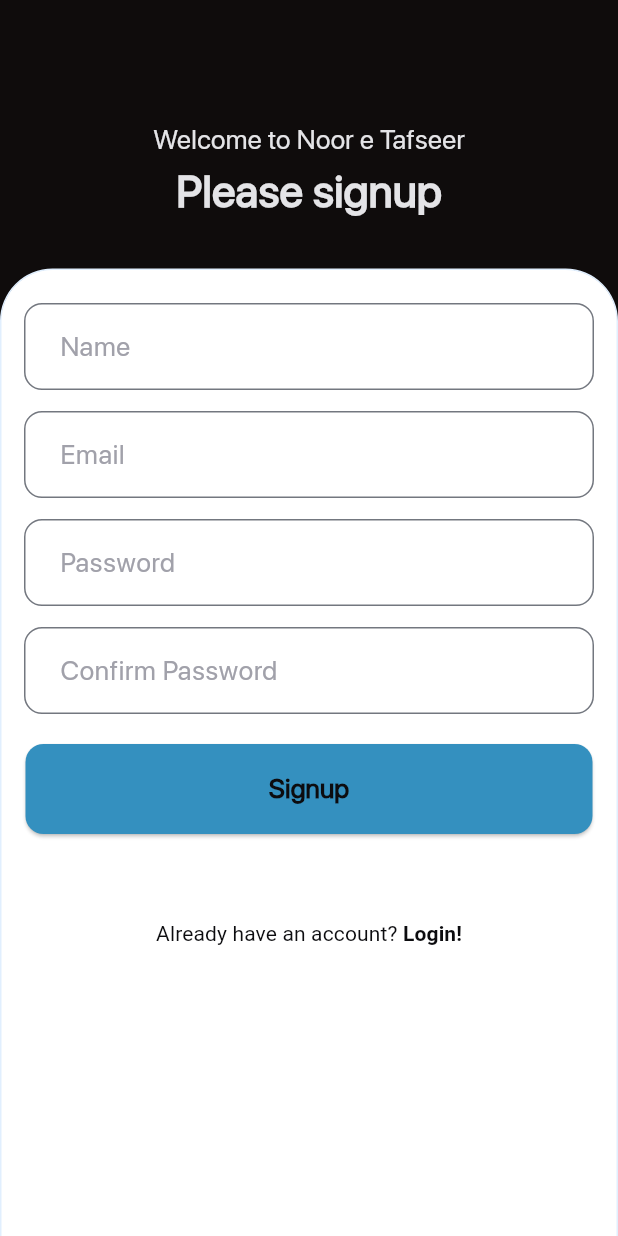
After one commit to umar052001/tryBibleApp, a Flutter app: the RegisterView screen opened by its route, on a phone screen of 412 x 824 dp. The commit adds this screen. Run offline on Flutter 3.47's test engine with Material 2 defaults, Android fonts, the phone set to English and light mode, and no system bars; our stand-ins replace font_awesome_flutter.

Commit message:
Register View Created

```diff
--- a/noor_e_tafseer/lib/main.dart
+++ b/noor_e_tafseer/lib/main.dart
@@ -2,6 +2,7 @@ import 'package:flutter/material.dart';
 
 import 'constants/routes.dart';
 import 'views/login_view.dart';
+import 'views/register_view.dart';
 
 void main() {
   runApp(const MyApp());
@@ -21,6 +22,7 @@ class MyApp extends StatelessWidget {
       home: const MyHomePage(),
       routes: {
         loginRoute: (context) => const LoginView(),
+        registerRoute: (context) => const RegisterView(),
       },
     );
   }
--- /dev/null
+++ b/noor_e_tafseer/lib/views/register_view.dart
@@ -0,0 +1,158 @@
+import 'package:flutter/material.dart';
+import 'package:noor_e_tafseer/components/welcome_top_container.dart';
+
+import '../constants/colors.dart';
+import '../constants/routes.dart';
+import '../widgets/button.dart';
+import '../widgets/text_button.dart';
+import '../widgets/textfield.dart';
+
+class RegisterView extends StatefulWidget {
+  const RegisterView({super.key});
+
+  @override
+  State<RegisterView> createState() => _RegisterViewState();
+}
+
+class _RegisterViewState extends State<RegisterView> {
+  late final TextEditingController _name;
+  late final TextEditingController _email;
+  late final TextEditingController _password;
+  late final TextEditingController _confirmPassword;
+
+  @override
+  void initState() {
+    _name = TextEditingController();
+    _email = TextEditingController();
+    _password = TextEditingController();
+    _confirmPassword = TextEditingController();
+    super.initState();
+  }
+
+  @override
+  void dispose() {
+    _name.dispose();
+    _email.dispose();
+    _password.dispose();
+    _confirmPassword.dispose();
+    super.dispose();
+  }
+
+  @override
+  Widget build(BuildContext context) {
+    return Scaffold(
+      backgroundColor: AppColors.darkBackgroundColor,
+      body: SingleChildScrollView(
+        child: Column(
+          children: [
+            const TopContainer(
+                text1: "Welcome to Noor e Tafseer", text2: "Please signup"),
+            Container(
+              decoration: BoxDecoration(
+                color: const Color(0xFFFFFFFF), // Set the background color
+                border: Border.all(
+                  color: const Color(0xFFE1EFFE), // Set the border color
+                  width: 1, // Set the border width
+                ),
+                borderRadius: const BorderRadius.only(
+                  topLeft:
+                      Radius.circular(35.0), // Set border radius on top left
+                  topRight:
+                      Radius.circular(35.0), // Set border radius on top right
+                ),
+              ),
+              child: Padding(
+                padding: const EdgeInsets.all(8.0),
+                child: Column(
+                  children: [
+                    Padding(
+                      padding: const EdgeInsets.only(
+                          top: 14.0, left: 7.0, right: 7.0, bottom: 0.0),
+                      child: CustomTextField(
+                        controller: _name,
+                        obscureText: false,
+                        autocorrect: true,
+                        enableSuggestions: true,
+                        keyboardType: TextInputType.text,
+                        hintText: 'Name',
+                      ),
+                    ),
+                    Padding(
+                      padding: const EdgeInsets.only(
+                          top: 14.0, left: 7.0, right: 7.0, bottom: 0.0),
+                      child: CustomTextField(
+                        controller: _email,
+                        obscureText: false,
+                        autocorrect: false,
+                        enableSuggestions: true,
+                        keyboardType: TextInputType.emailAddress,
+                        hintText: 'Email',
+                      ),
+                    ),
+                    Padding(
+                      padding: const EdgeInsets.only(
+                          top: 14.0, left: 7.0, right: 7.0, bottom: 0.0),
+                      child: CustomTextField(
+                        controller: _password,
+                        obscureText: true,
+                        autocorrect: false,
+                        enableSuggestions: false,
+                        keyboardType: TextInputType.text,
+                        hintText: 'Password',
+                      ),
+                    ),
+                    Padding(
+                      padding: const EdgeInsets.only(
+                          top: 14.0, left: 7.0, right: 7.0, bottom: 0.0),
+                      child: CustomTextField(
+                        controller: _confirmPassword,
+                        obscureText: true,
+                        autocorrect: false,
+                        enableSuggestions: false,
+                        keyboardType: TextInputType.text,
+                        hintText: 'Confirm Password',
+                      ),
+                    ),
+                    Padding(
+                      padding: const EdgeInsets.only(
+                          top: 20.0, left: 8.0, right: 8.0, bottom: 12.0),
+                      child: CustomButton(
+                        onPressed: () async {},
+                        label: 'Signup',
+                      ),
+                    ),
+                    Padding(
+                      padding: const EdgeInsets.only(top: 30.0, bottom: 210.0),
+                      child: CustomTextButton(
+                        onPressed: () {
+                          Navigator.of(context).pushNamedAndRemoveUntil(
+                            loginRoute,
+                            (route) => false,
+                          );
+                        },
+                        text: const Text.rich(
+                          TextSpan(
+                            text: "Already have an account? ",
+                            style: TextStyle(
+                                color: AppColors.darkTextColor,
+                                fontWeight: FontWeight.w400),
+                            children: [
+                              TextSpan(
+                                text: "Login!",
+                                style: TextStyle(fontWeight: FontWeight.bold),
+                              ),
+                            ],
+                          ),
+                        ),
+                      ),
+                    ),
+                  ],
+                ),
+              ),
+            ),
+          ],
+        ),
+      ),
+    );
+  }
+}
```
